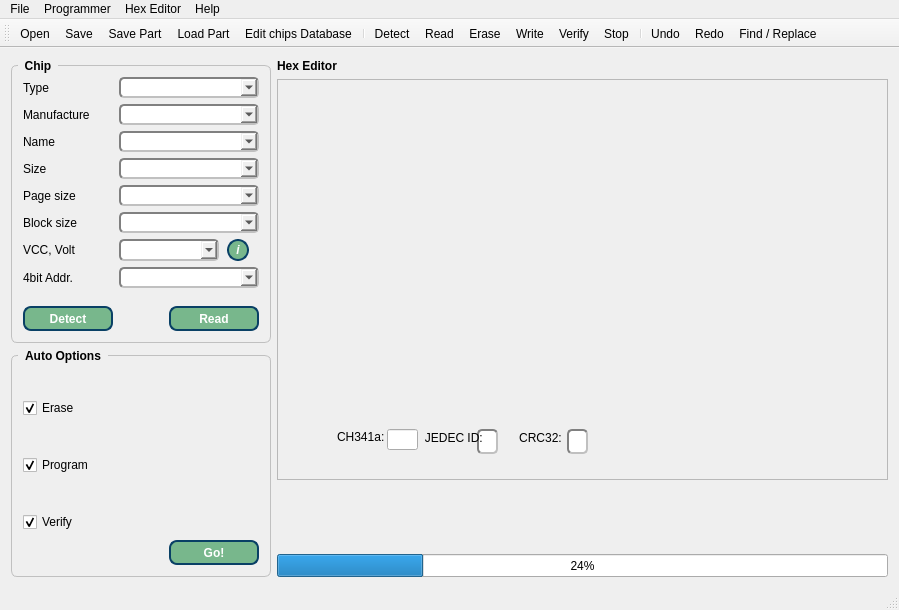
The window that IMSProg_programmer/mainwindow.ui (bigbigmdm/IMSProg) describes before a commit, drawn with Qt 5.
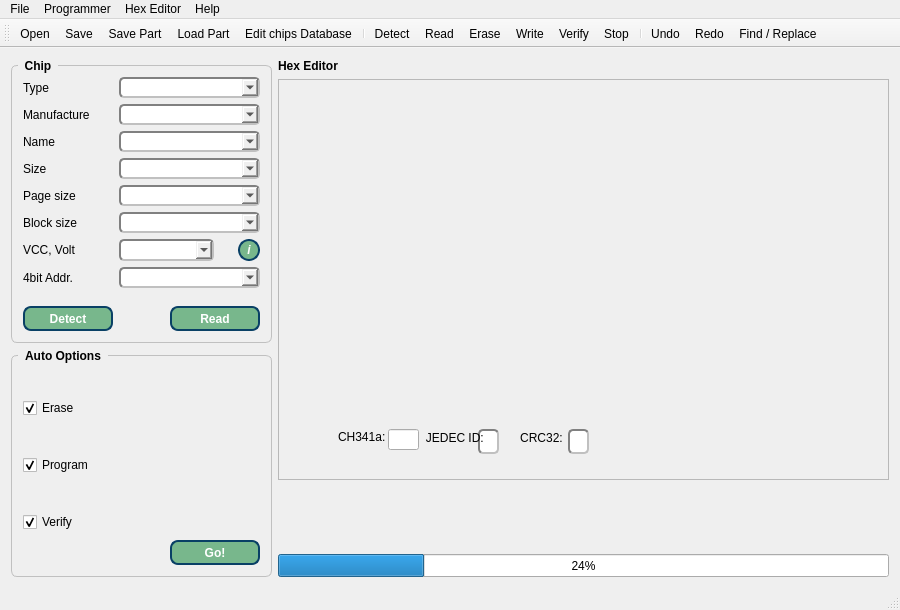
The same window after the commit. Icons and pictures are not drawn.

What changed in the file:
```diff
--- a/IMSProg_programmer/mainwindow.ui
+++ b/IMSProg_programmer/mainwindow.ui
@@ -6,7 +6,7 @@
    <rect>
     <x>0</x>
     <y>0</y>
-    <width>899</width>
+    <width>900</width>
     <height>610</height>
    </rect>
   </property>
@@ -16,6 +16,12 @@
     <verstretch>0</verstretch>
    </sizepolicy>
   </property>
+  <property name="minimumSize">
+   <size>
+    <width>900</width>
+    <height>0</height>
+   </size>
+  </property>
   <property name="font">
    <font>
     <family>Ubuntu</family>
@@ -301,7 +307,7 @@
          <item row="6" column="1">
           <layout class="QHBoxLayout" name="horizontalLayout_6">
            <property name="spacing">
-            <number>8</number>
+            <number>28</number>
            </property>
            <property name="sizeConstraint">
             <enum>QLayout::SetDefaultConstraint</enum>
@@ -319,13 +325,13 @@
             <widget class="QComboBox" name="comboBox_vcc">
              <property name="minimumSize">
               <size>
-               <width>100</width>
+               <width>95</width>
                <height>22</height>
               </size>
              </property>
              <property name="maximumSize">
               <size>
-               <width>22</width>
+               <width>95</width>
                <height>22</height>
               </size>
              </property>
@@ -690,8 +696,8 @@
     <rect>
      <x>0</x>
      <y>0</y>
-     <width>899</width>
-     <height>21</height>
+     <width>900</width>
+     <height>22</height>
     </rect>
    </property>
    <widget class="QMenu" name="menuFile">
```
